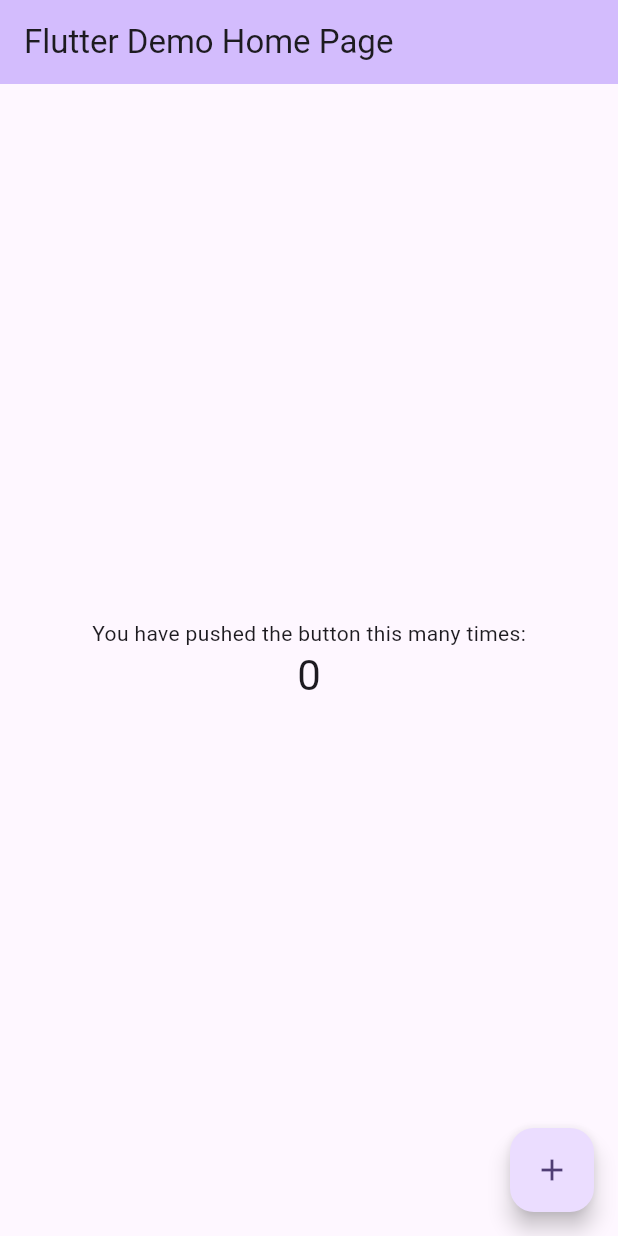
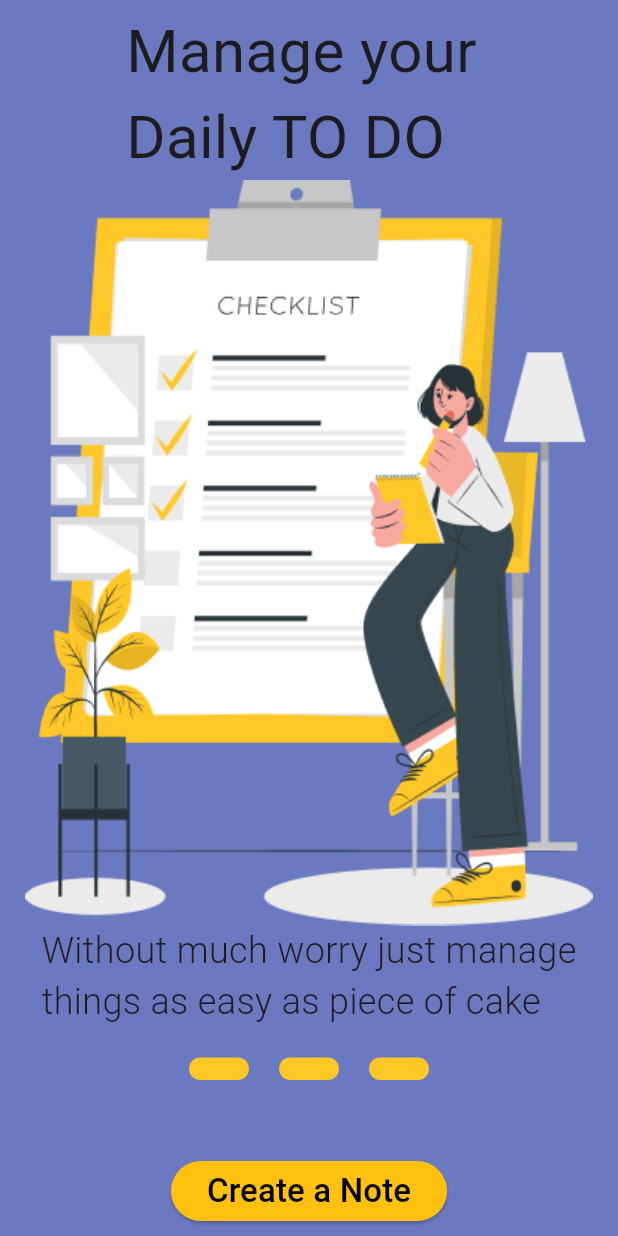
Before and after one commit to vikashbaria/Todo-App-Project-By-Jawan-Pakistan, a Flutter app: the screen it shows after launch, on a phone screen of 412 x 824 dp. Run offline on Flutter 3.47's test engine with Material 3 defaults, Android fonts, the phone set to English and light mode, and no system bars.

Commit message:
Updated Code

```diff
--- a/lib/main.dart
+++ b/lib/main.dart
@@ -1,4 +1,5 @@
 import 'package:flutter/material.dart';
+import 'package:todo_app/screens/home_screen.dart';
 
 void main() {
   runApp(const MyApp());
@@ -7,116 +8,12 @@ void main() {
 class MyApp extends StatelessWidget {
   const MyApp({super.key});
 
-  // This widget is the root of your application.
   @override
   Widget build(BuildContext context) {
     return MaterialApp(
-      title: 'Flutter Demo',
-      theme: ThemeData(
-        // This is the theme of your application.
-        //
-        // TRY THIS: Try running your application with "flutter run". You'll see
-        // the application has a purple toolbar. Then, without quitting the app,
-        // try changing the seedColor in the colorScheme below to Colors.green
-        // and then invoke "hot reload" (save your changes or press the "hot
-        // reload" button in a Flutter-supported IDE, or press "r" if you used
-        // the command line to start the app).
-        //
-        // Notice that the counter didn't reset back to zero; the application
-        // state is not lost during the reload. To reset the state, use hot
-        // restart instead.
-        //
-        // This works for code too, not just values: Most code changes can be
-        // tested with just a hot reload.
-        colorScheme: ColorScheme.fromSeed(seedColor: Colors.deepPurple),
-      ),
-      home: const MyHomePage(title: 'Flutter Demo Home Page'),
+      debugShowCheckedModeBanner: false,
+      theme: ThemeData(scaffoldBackgroundColor: Color(0xFF6B79C0)),
+      home: Homescreen(),
     );
   }
 }
-
-class MyHomePage extends StatefulWidget {
-  const MyHomePage({super.key, required this.title});
-
-  // This widget is the home page of your application. It is stateful, meaning
-  // that it has a State object (defined below) that contains fields that affect
-  // how it looks.
-
-  // This class is the configuration for the state. It holds the values (in this
-  // case the title) provided by the parent (in this case the App widget) and
-  // used by the build method of the State. Fields in a Widget subclass are
-  // always marked "final".
-
-  final String title;
-
-  @override
-  State<MyHomePage> createState() => _MyHomePageState();
-}
-
-class _MyHomePageState extends State<MyHomePage> {
-  int _counter = 0;
-
-  void _incrementCounter() {
-    setState(() {
-      // This call to setState tells the Flutter framework that something has
-      // changed in this State, which causes it to rerun the build method below
-      // so that the display can reflect the updated values. If we changed
-      // _counter without calling setState(), then the build method would not be
-      // called again, and so nothing would appear to happen.
-      _counter++;
-    });
-  }
-
-  @override
-  Widget build(BuildContext context) {
-    // This method is rerun every time setState is called, for instance as done
-    // by the _incrementCounter method above.
-    //
-    // The Flutter framework has been optimized to make rerunning build methods
-    // fast, so that you can just rebuild anything that needs updating rather
-    // than having to individually change instances of widgets.
-    return Scaffold(
-      appBar: AppBar(
-        // TRY THIS: Try changing the color here to a specific color (to
-        // Colors.amber, perhaps?) and trigger a hot reload to see the AppBar
-        // change color while the other colors stay the same.
-        backgroundColor: Theme.of(context).colorScheme.inversePrimary,
-        // Here we take the value from the MyHomePage object that was created by
-        // the App.build method, and use it to set our appbar title.
-        title: Text(widget.title),
-      ),
-      body: Center(
-        // Center is a layout widget. It takes a single child and positions it
-        // in the middle of the parent.
-        child: Column(
-          // Column is also a layout widget. It takes a list of children and
-          // arranges them vertically. By default, it sizes itself to fit its
-          // children horizontally, and tries to be as tall as its parent.
-          //
-          // Column has various properties to control how it sizes itself and
-          // how it positions its children. Here we use mainAxisAlignment to
-          // center the children vertically; the main axis here is the vertical
-          // axis because Columns are vertical (the cross axis would be
-          // horizontal).
-          //
-          // TRY THIS: Invoke "debug painting" (choose the "Toggle Debug Paint"
-          // action in the IDE, or press "p" in the console), to see the
-          // wireframe for each widget.
-          mainAxisAlignment: MainAxisAlignment.center,
-          children: <Widget>[
-            const Text('You have pushed the button this many times:'),
-            Text(
-              '$_counter',
-              style: Theme.of(context).textTheme.headlineMedium,
-            ),
-          ],
-        ),
-      ),
-      floatingActionButton: FloatingActionButton(
-        onPressed: _incrementCounter,
-        tooltip: 'Increment',
-        child: const Icon(Icons.add),
-      ), // This trailing comma makes auto-formatting nicer for build methods.
-    );
-  }
-}
--- /dev/null
+++ b/lib/screens/home_screen.dart
@@ -0,0 +1,75 @@
+import 'package:flutter/material.dart';
+import 'package:todo_app/screens/Welcomenote.dart';
+
+class Homescreen extends StatelessWidget {
+  const Homescreen({super.key});
+
+  @override
+  Widget build(BuildContext context) {
+    return Scaffold(
+      body: Center(
+        child: Column(
+          mainAxisAlignment: MainAxisAlignment.center,
+          children: [
+            Text(
+              "Manage your \nDaily TO DO",
+              style: TextStyle(fontSize: 40, fontWeight: FontWeight.w400),
+            ),
+            Image.asset('assets/Illustration.png', width: 379, height: 497),
+            Text(
+              "Without much worry just manage\nthings as easy as piece of cake",
+              style: TextStyle(fontSize: 24, fontWeight: FontWeight.w300),
+            ),
+            SizedBox(height: 10),
+            Row(
+              mainAxisAlignment: MainAxisAlignment.center,
+              children: [
+                Container(
+                  margin: EdgeInsets.all(10),
+                  height: 15,
+                  width: 40,
+                  decoration: BoxDecoration(
+                    color: Color(0xFFFFC727),
+                    borderRadius: BorderRadius.all(Radius.circular(12)),
+                  ),
+                ),
+                Container(
+                  margin: EdgeInsets.all(10),
+                  height: 15,
+                  width: 40,
+                  decoration: BoxDecoration(
+                    color: Color(0xFFFFC727),
+                    borderRadius: BorderRadius.all(Radius.circular(12)),
+                  ),
+                ),
+                Container(
+                  margin: EdgeInsets.all(10),
+                  height: 15,
+                  width: 40,
+                  decoration: BoxDecoration(
+                    color: Color(0xFFFFC727),
+                    borderRadius: BorderRadius.all(Radius.circular(12)),
+                  ),
+                ),
+              ],
+            ),
+            SizedBox(height: 40),
+            ElevatedButton(
+              onPressed: () {
+                Navigator.push(
+                  context,
+                  MaterialPageRoute(builder: (context) => Welcomenote()),
+                );
+              },
+              style: ElevatedButton.styleFrom(
+                backgroundColor: Color(0xFFFFC00E),
+                foregroundColor: Colors.black,
+              ),
+              child: Text("Create a Note", style: TextStyle(fontSize: 22)),
+            ),
+          ],
+        ),
+      ),
+    );
+  }
+}
--- a/pubspec.yaml
+++ b/pubspec.yaml
@@ -58,9 +58,8 @@ flutter:
   uses-material-design: true
 
   # To add assets to your application, add an assets section, like this:
-  # assets:
-  #   - images/a_dot_burr.jpeg
-  #   - images/a_dot_ham.jpeg
+  assets:
+    - assets/
 
   # An image asset can refer to one or more resolution-specific "variants", see
   # https://flutter.dev/to/resolution-aware-images
```
Also changed, not shown: lib/screens/Welcomenote.dart (added, +99 -0 lines), assets/Illustration.png (added), assets/remaning.png (added).
